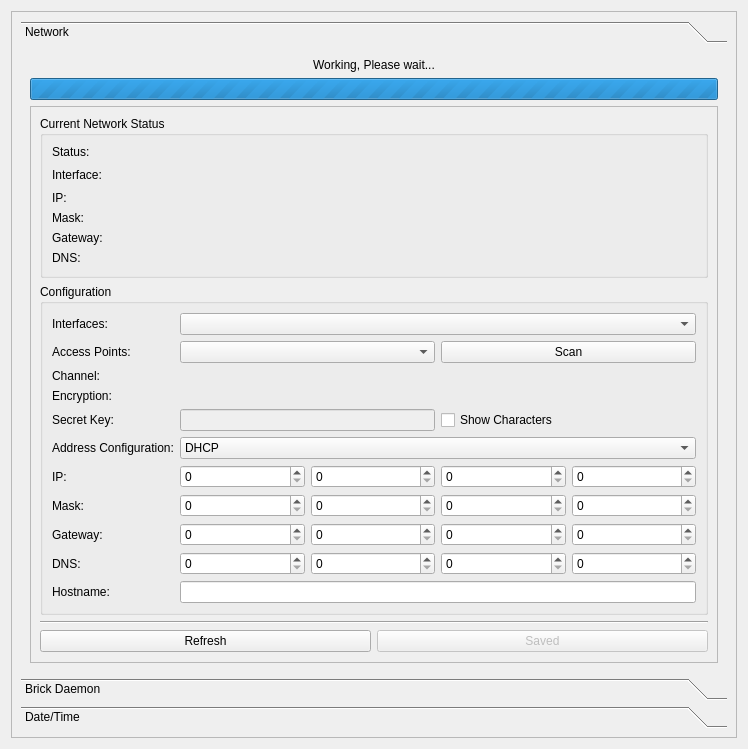
The window that src/brickv/plugin_system/plugins/red/ui/red_tab_settings.ui (Tinkerforge/brickv) describes before a commit, drawn with Qt 5.
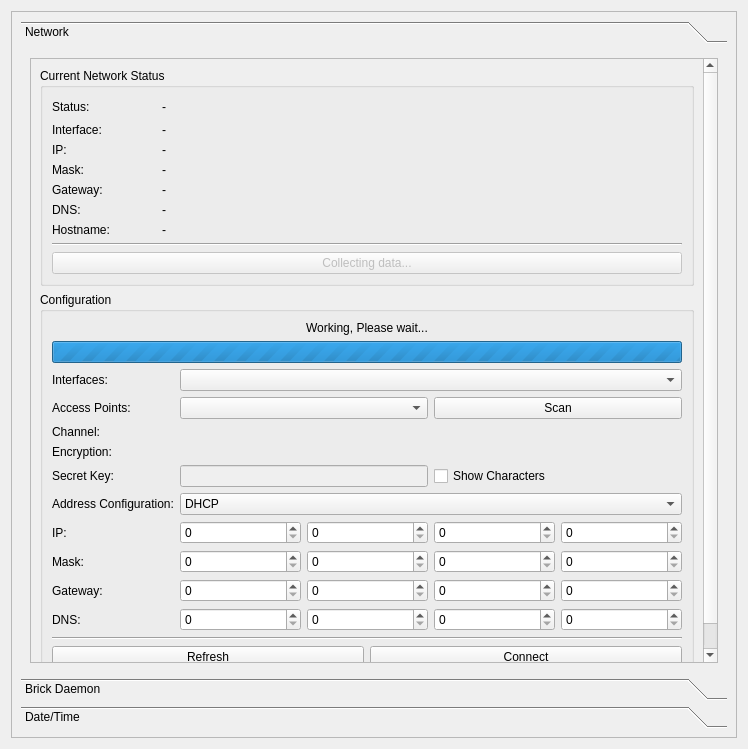
The same window after the commit.

Commit message: red-brick: Auto update network status.

Patch:
```diff
--- a/src/brickv/plugin_system/plugins/red/ui/red_tab_settings.ui
+++ b/src/brickv/plugin_system/plugins/red/ui/red_tab_settings.ui
@@ -41,47 +41,6 @@
           <string>Network</string>
          </attribute>
          <layout class="QVBoxLayout" name="verticalLayout_3">
-          <item>
-           <widget class="QFrame" name="frame_working_please_wait">
-            <property name="frameShape">
-             <enum>QFrame::NoFrame</enum>
-            </property>
-            <property name="frameShadow">
-             <enum>QFrame::Raised</enum>
-            </property>
-            <layout class="QVBoxLayout" name="verticalLayout_10">
-             <property name="margin">
-              <number>0</number>
-             </property>
-             <item>
-              <widget class="QLabel" name="label_working_wait">
-               <property name="text">
-                <string>Working, Please wait...</string>
-               </property>
-               <property name="alignment">
-                <set>Qt::AlignCenter</set>
-               </property>
-              </widget>
-             </item>
-             <item>
-              <widget class="QProgressBar" name="pbar_working_wait">
-               <property name="maximum">
-                <number>0</number>
-               </property>
-               <property name="value">
-                <number>-1</number>
-               </property>
-               <property name="textVisible">
-                <bool>false</bool>
-               </property>
-               <property name="format">
-                <string/>
-               </property>
-              </widget>
-             </item>
-            </layout>
-           </widget>
-          </item>
           <item>
            <widget class="QScrollArea" name="sarea_net">
             <property name="widgetResizable">
@@ -91,42 +50,14 @@
              <property name="geometry">
               <rect>
                <x>0</x>
-               <y>-92</y>
+               <y>0</y>
                <width>674</width>
-               <height>636</height>
+               <height>724</height>
               </rect>
              </property>
              <layout class="QVBoxLayout" name="verticalLayout_9">
               <item>
                <layout class="QGridLayout" name="gridLayout_3">
-                <item row="2" column="0">
-                 <widget class="Line" name="line">
-                  <property name="orientation">
-                   <enum>Qt::Horizontal</enum>
-                  </property>
-                 </widget>
-                </item>
-                <item row="3" column="0">
-                 <layout class="QHBoxLayout" name="horizontalLayout">
-                  <item>
-                   <widget class="QPushButton" name="pbutton_net_refresh">
-                    <property name="text">
-                     <string>Refresh</string>
-                    </property>
-                   </widget>
-                  </item>
-                  <item>
-                   <widget class="QPushButton" name="pbutton_net_save">
-                    <property name="enabled">
-                     <bool>false</bool>
-                    </property>
-                    <property name="text">
-                     <string>Saved</string>
-                    </property>
-                   </widget>
-                  </item>
-                 </layout>
-                </item>
                 <item row="1" column="0">
                  <widget class="QGroupBox" name="groupBox_4">
                   <property name="title">
@@ -135,233 +66,247 @@
                   <layout class="QVBoxLayout" name="verticalLayout_7">
                    <item>
                     <layout class="QGridLayout" name="gridLayout_8">
-                     <item row="7" column="4">
+                     <item row="13" column="0" colspan="5">
+                      <layout class="QHBoxLayout" name="horizontalLayout">
+                       <item>
+                        <widget class="QPushButton" name="pbutton_net_conf_refresh">
+                         <property name="text">
+                          <string>Refresh</string>
+                         </property>
+                        </widget>
+                       </item>
+                       <item>
+                        <widget class="QPushButton" name="pbutton_net_connect">
+                         <property name="enabled">
+                          <bool>true</bool>
+                         </property>
+                         <property name="text">
+                          <string>Connect</string>
+                         </property>
+                        </widget>
+                       </item>
+                      </layout>
+                     </item>
+                     <item row="8" column="4">
                       <widget class="QSpinBox" name="sbox_net_mask4">
                        <property name="maximum">
                         <number>255</number>
                        </property>
                       </widget>
                      </item>
-                     <item row="2" column="0">
+                     <item row="14" column="0">
+                      <spacer name="verticalSpacer_5">
+                       <property name="orientation">
+                        <enum>Qt::Vertical</enum>
+                       </property>
+                       <property name="sizeHint" stdset="0">
+                        <size>
+                         <width>20</width>
+                         <height>40</height>
+                        </size>
+                       </property>
+                      </spacer>
+                     </item>
+                     <item row="3" column="0">
                       <widget class="QLabel" name="label_ch">
                        <property name="text">
                         <string>Channel:</string>
                        </property>
                       </widget>
                      </item>
-                     <item row="1" column="0">
+                     <item row="2" column="0">
                       <widget class="QLabel" name="label_ap">
                        <property name="text">
                         <string>Access Points:</string>
                        </property>
                       </widget>
                      </item>
-                     <item row="3" column="0">
+                     <item row="4" column="0">
                       <widget class="QLabel" name="label_enc">
                        <property name="text">
                         <string>Encryption:</string>
                        </property>
                       </widget>
                      </item>
-                     <item row="7" column="0">
+                     <item row="8" column="0">
                       <widget class="QLabel" name="label_mask">
                        <property name="text">
                         <string>Mask:</string>
                        </property>
                       </widget>
                      </item>
-                     <item row="7" column="2">
+                     <item row="8" column="2">
                       <widget class="QSpinBox" name="sbox_net_mask2">
                        <property name="maximum">
                         <number>255</number>
                        </property>
                       </widget>
                      </item>
-                     <item row="8" column="1">
+                     <item row="9" column="1">
                       <widget class="QSpinBox" name="sbox_net_gw1">
                        <property name="maximum">
                         <number>255</number>
                        </property>
                       </widget>
                      </item>
-                     <item row="11" column="0">
-                      <spacer name="verticalSpacer_5">
-                       <property name="orientation">
-                        <enum>Qt::Vertical</enum>
-                       </property>
-                       <property name="sizeHint" stdset="0">
-                        <size>
-                         <width>20</width>
-                         <height>40</height>
-                        </size>
-                       </property>
-                      </spacer>
-                     </item>
-                     <item row="0" column="0">
+                     <item row="1" column="0">
                       <widget class="QLabel" name="label_31">
                        <property name="text">
                         <string>Interfaces:</string>
                        </property>
                       </widget>
                      </item>
-                     <item row="10" column="0">
-                      <widget class="QLabel" name="label_3">
-                       <property name="text">
-                        <string>Hostname:</string>
-                       </property>
-                      </widget>
-                     </item>
-                     <item row="6" column="0">
+                     <item row="7" column="0">
                       <widget class="QLabel" name="label_ip">
                        <property name="text">
                         <string>IP:</string>
                        </property>
                       </widget>
                      </item>
-                     <item row="1" column="3" colspan="2">
+                     <item row="5" column="3" colspan="2">
+                      <widget class="QCheckBox" name="chkbox_net_wireless_key_show">
+                       <property name="text">
+                        <string>Show Characters</string>
+                       </property>
+                      </widget>
+                     </item>
+                     <item row="2" column="3" colspan="2">
                       <widget class="QPushButton" name="pbutton_net_wireless_scan">
                        <property name="text">
                         <string>Scan</string>
                        </property>
                       </widget>
                      </item>
-                     <item row="5" column="0">
+                     <item row="6" column="0">
                       <widget class="QLabel" name="label_addrs_conf">
                        <property name="text">
                         <string>Address Configuration:</string>
                        </property>
                       </widget>
                      </item>
-                     <item row="9" column="2">
+                     <item row="10" column="2">
                       <widget class="QSpinBox" name="sbox_net_dns2">
                        <property name="maximum">
                         <number>255</number>
                        </property>
                       </widget>
                      </item>
-                     <item row="8" column="0">
+                     <item row="9" column="0">
                       <widget class="QLabel" name="label_gw">
                        <property name="text">
                         <string>Gateway:</string>
                        </property>
                       </widget>
                      </item>
-                     <item row="6" column="3">
+                     <item row="7" column="3">
                       <widget class="QSpinBox" name="sbox_net_ip3">
                        <property name="maximum">
                         <number>255</number>
                        </property>
                       </widget>
                      </item>
-                     <item row="9" column="4">
+                     <item row="10" column="4">
                       <widget class="QSpinBox" name="sbox_net_dns4">
                        <property name="maximum">
                         <number>255</number>
                        </property>
                       </widget>
                      </item>
-                     <item row="6" column="1">
+                     <item row="7" column="1">
                       <widget class="QSpinBox" name="sbox_net_ip1">
                        <property name="maximum">
                         <number>255</number>
                        </property>
                       </widget>
                      </item>
-                     <item row="9" column="3">
+                     <item row="10" column="3">
                       <widget class="QSpinBox" name="sbox_net_dns3">
                        <property name="maximum">
                         <number>255</number>
                        </property>
                       </widget>
                      </item>
-                     <item row="9" column="0">
+                     <item row="10" column="0">
                       <widget class="QLabel" name="label_dns">
                        <property name="text">
                         <string>DNS:</string>
                        </property>
                       </widget>
                      </item>
-                     <item row="4" column="0">
+                     <item row="5" column="0">
                       <widget class="QLabel" name="label_key">
                        <property name="text">
                         <string>Secret Key:</string>
                        </property>
                       </widget>
                      </item>
-                     <item row="6" column="4">
+                     <item row="7" column="4">
                       <widget class="QSpinBox" name="sbox_net_ip4">
                        <property name="maximum">
                         <number>255</number>
                        </property>
                       </widget>
                      </item>
-                     <item row="7" column="3">
+                     <item row="8" column="3">
                       <widget class="QSpinBox" name="sbox_net_mask3">
                        <property name="maximum">
                         <number>255</number>
                        </property>
                       </widget>
                      </item>
-                     <item row="1" column="1" colspan="2">
+                     <item row="2" column="1" colspan="2">
                       <widget class="QComboBox" name="cbox_net_wireless_ap"/>
                      </item>
-                     <item row="7" column="1">
+                     <item row="8" column="1">
                       <widget class="QSpinBox" name="sbox_net_mask1">
                        <property name="maximum">
                         <number>255</number>
                        </property>
                       </widget>
                      </item>
-                     <item row="9" column="1">
+                     <item row="10" column="1">
                       <widget class="QSpinBox" name="sbox_net_dns1">
                        <property name="maximum">
                         <number>255</number>
                        </property>
                       </widget>
                      </item>
-                     <item row="8" column="3">
+                     <item row="9" column="3">
                       <widget class="QSpinBox" name="sbox_net_gw3">
                        <property name="maximum">
                         <number>255</number>
                        </property>
                       </widget>
                      </item>
-                     <item row="6" column="2">
+                     <item row="7" column="2">
                       <widget class="QSpinBox" name="sbox_net_ip2">
                        <property name="maximum">
                         <number>255</number>
                        </property>
                       </widget>
                      </item>
-                     <item row="8" column="2">
+                     <item row="9" column="2">
                       <widget class="QSpinBox" name="sbox_net_gw2">
                        <property name="maximum">
                         <number>255</number>
                        </property>
                       </widget>
                      </item>
-                     <item row="8" column="4">
+                     <item row="9" column="4">
                       <widget class="QSpinBox" name="sbox_net_gw4">
                        <property name="maximum">
                         <number>255</number>
                        </property>
                       </widget>
                      </item>
-                     <item row="4" column="3" colspan="2">
-                      <widget class="QCheckBox" name="chkbox_net_wireless_key_show">
-                       <property name="text">
-                        <string>Show Characters</string>
-                       </property>
-                      </widget>
-                     </item>
-                     <item row="4" column="1" colspan="2">
+                     <item row="5" column="1" colspan="2">
                       <widget class="QLineEdit" name="ledit_net_wireless_key">
                        <property name="enabled">
                         <bool>false</bool>
                        </property>
                       </widget>
                      </item>
-                     <item row="5" column="1" colspan="4">
+                     <item row="6" column="1" colspan="4">
                       <widget class="QComboBox" name="cbox_net_conftype">
                        <item>
                         <property name="text">
@@ -375,7 +320,7 @@
                        </item>
                       </widget>
                      </item>
-                     <item row="0" column="1" colspan="4">
+                     <item row="1" column="1" colspan="4">
                       <widget class="QComboBox" name="cbox_net_intf">
                        <property name="sizePolicy">
                         <sizepolicy hsizetype="Preferred" vsizetype="Fixed">
@@ -385,39 +330,74 @@
                        </property>
                       </widget>
                      </item>
-                     <item row="10" column="1" colspan="4">
-                      <widget class="QLineEdit" name="ledit_net_hostname">
-                       <property name="enabled">
-                        <bool>true</bool>
-                       </property>
-                       <property name="sizePolicy">
-                        <sizepolicy hsizetype="Expanding" vsizetype="Fixed">
-                         <horstretch>1</horstretch>
-                         <verstretch>0</verstretch>
-                        </sizepolicy>
-                       </property>
-                      </widget>
-                     </item>
-                     <item row="2" column="1" colspan="4">
-                      <widget class="QLabel" name="label_net_wireless_channel">
-                       <property name="text">
-                        <string/>
-                       </property>
-                      </widget>
-                     </item>
                      <item row="3" column="1" colspan="4">
+                      <widget class="QLabel" name="label_net_wireless_channel">
+                       <property name="text">
+                        <string/>
+                       </property>
+                      </widget>
+                     </item>
+                     <item row="4" column="1" colspan="4">
                       <widget class="QLabel" name="label_net_wireless_enctype">
                        <property name="text">
                         <string/>
                        </property>
                       </widget>
                      </item>
+                     <item row="12" column="0" colspan="5">
+                      <widget class="Line" name="line_3">
+                       <property name="orientation">
+                        <enum>Qt::Horizontal</enum>
+                       </property>
+                      </widget>
+                     </item>
+                     <item row="0" column="0" colspan="5">
+                      <widget class="QFrame" name="frame_working_please_wait">
+                       <property name="frameShape">
+                        <enum>QFrame::NoFrame</enum>
+                       </property>
+                       <property name="frameShadow">
+                        <enum>QFrame::Raised</enum>
+                       </property>
+                       <layout class="QVBoxLayout" name="verticalLayout_10">
+                        <property name="margin">
+                         <number>0</number>
+                        </property>
+                        <item>
+                         <widget class="QLabel" name="label_working_wait">
+                          <property name="text">
+                           <string>Working, Please wait...</string>
+                          </property>
+                          <property name="alignment">
+                           <set>Qt::AlignCenter</set>
+                          </property>
+                         </widget>
+                        </item>
+                        <item>
+                         <widget class="QProgressBar" name="pbar_working_wait">
+                          <property name="maximum">
+                           <number>0</number>
+                          </property>
+                          <property name="value">
+                           <number>-1</number>
+                          </property>
+                          <property name="textVisible">
+                           <bool>false</bool>
+                          </property>
+                          <property name="format">
+                           <string/>
+                          </property>
+                         </widget>
+                        </item>
+                       </layout>
+                      </widget>
+                     </item>
                     </layout>
                    </item>
                   </layout>
                  </widget>
                 </item>
-                <item row="4" column="0">
+                <item row="2" column="0">
                  <spacer name="verticalSpacer_8">
                   <property name="orientation">
                    <enum>Qt::Vertical</enum>
@@ -438,6 +418,19 @@
                   <layout class="QVBoxLayout" name="verticalLayout_14">
                    <item>
                     <layout class="QGridLayout" name="gridLayout_2">
+                     <item row="0" column="1">
+                      <spacer name="horizontalSpacer">
+                       <property name="orientation">
+                        <enum>Qt::Horizontal</enum>
+                       </property>
+                       <property name="sizeHint" stdset="0">
+                        <size>
+                         <width>40</width>
+                         <height>20</height>
+                        </size>
+                       </property>
+                      </spacer>
+                     </item>
                      <item row="4" column="0">
                       <widget class="QLabel" name="label_12">
                        <property name="text">
@@ -448,7 +441,7 @@
                      <item row="2" column="2">
                       <widget class="QLabel" name="label_net_gen_cstat_ip">
                        <property name="text">
-                        <string/>
+                        <string>-</string>
                        </property>
                        <property name="textInteractionFlags">
                         <set>Qt::LinksAccessibleByMouse|Qt::TextSelectableByKeyboard|Qt::TextSelectableByMouse</set>
@@ -471,14 +464,14 @@
                         </sizepolicy>
                        </property>
                        <property name="text">
-                        <string/>
+                        <string>-</string>
                        </property>
                        <property name="textInteractionFlags">
                         <set>Qt::LinksAccessibleByMouse|Qt::TextSelectableByKeyboard|Qt::TextSelectableByMouse</set>
                        </property>
                       </widget>
                      </item>
-                     <item row="6" column="0">
+                     <item row="9" column="0">
                       <spacer name="verticalSpacer_6">
                        <property name="orientation">
                         <enum>Qt::Vertical</enum>
@@ -494,7 +487,7 @@
                      <item row="3" column="2">
                       <widget class="QLabel" name="label_net_gen_cstat_mask">
                        <property name="text">
-                        <string/>
+                        <string>-</string>
                        </property>
                        <property name="textInteractionFlags">
                         <set>Qt::LinksAccessibleByMouse|Qt::TextSelectableByKeyboard|Qt::TextSelectableByMouse</set>
@@ -504,7 +497,7 @@
                      <item row="5" column="2">
                       <widget class="QLabel" name="label_net_gen_cstat_dns">
                        <property name="text">
-                        <string/>
+                        <string>-</string>
                        </property>
                        <property name="textInteractionFlags">
                         <set>Qt::LinksAccessibleByMouse|Qt::TextSelectableByKeyboard|Qt::TextSelectableByMouse</set>
@@ -514,7 +507,7 @@
                      <item row="4" column="2">
                       <widget class="QLabel" name="label_net_gen_cstat_gateway">
                        <property name="text">
-                        <string/>
+                        <string>-</string>
                        </property>
                        <property name="textInteractionFlags">
                         <set>Qt::LinksAccessibleByMouse|Qt::TextSelectableByKeyboard|Qt::TextSelectableByMouse</set>
@@ -535,6 +528,13 @@
                        </property>
                       </widget>
                      </item>
+                     <item row="0" column="2">
+                      <widget class="QLabel" name="label_net_gen_cstat_status">
+                       <property name="text">
+                        <string>-</string>
+                       </property>
+                      </widget>
+                     </item>
                      <item row="0" column="0">
                       <widget class="QLabel" name="label_2">
                        <property name="text">
@@ -549,23 +549,38 @@
                        </property>
                       </widget>
                      </item>
-                     <item row="1" column="1">
-                      <spacer name="horizontalSpacer">
+                     <item row="8" column="0" colspan="3">
+                      <layout class="QHBoxLayout" name="horizontalLayout_10">
+                       <item>
+                        <widget class="QPushButton" name="pbutton_net_stat_refresh">
+                         <property name="enabled">
+                          <bool>false</bool>
+                         </property>
+                         <property name="text">
+                          <string>Collecting data...</string>
+                         </property>
+                        </widget>
+                       </item>
+                      </layout>
+                     </item>
+                     <item row="7" column="0" colspan="3">
+                      <widget class="Line" name="line_4">
                        <property name="orientation">
                         <enum>Qt::Horizontal</enum>
                        </property>
-                       <property name="sizeHint" stdset="0">
-                        <size>
-                         <width>40</width>
-                         <height>20</height>
-                        </size>
+                      </widget>
+                     </item>
+                     <item row="6" column="0">
+                      <widget class="QLabel" name="label_3">
+                       <property name="text">
+                        <string>Hostname:</string>
                        </property>
-                      </spacer>
+                      </widget>
                      </item>
-                     <item row="0" column="2">
-                      <widget class="QLabel" name="label_net_gen_cstat_status">
+                     <item row="6" column="2">
+                      <widget class="QLabel" name="label_net_hostname">
                        <property name="text">
-                        <string/>
+                        <string>-</string>
                        </property>
                       </widget>
                      </item>
```
Left out of the diff: 9 changed lines with no effect on the pictures. The commit also changes 2 other files.
